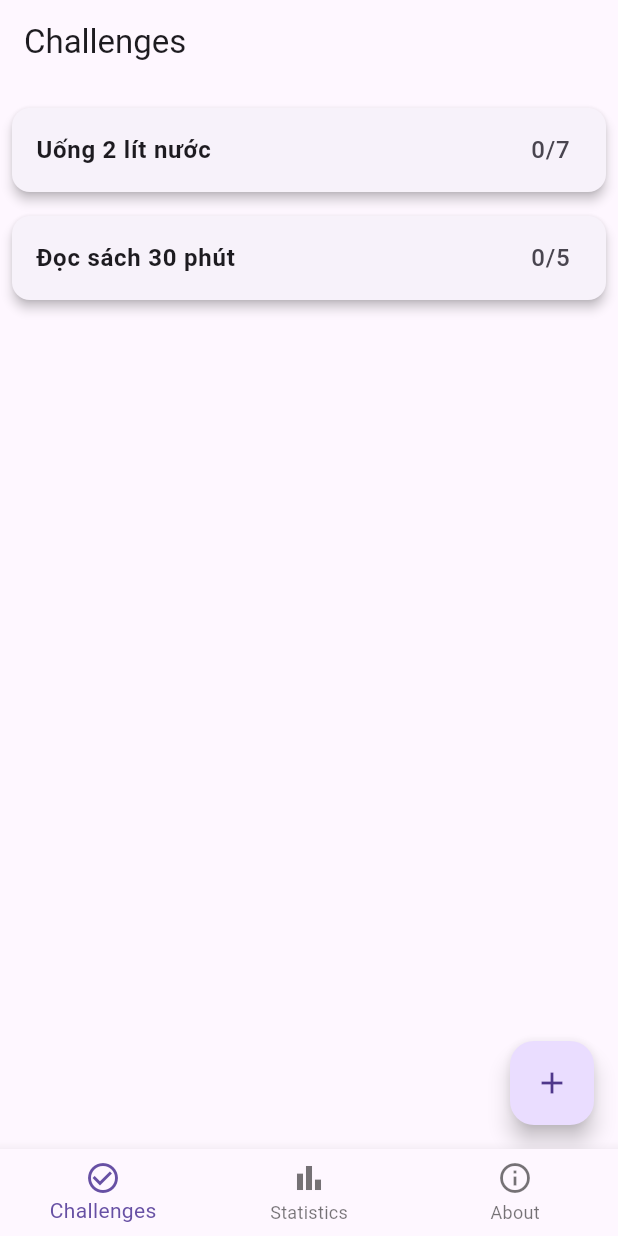
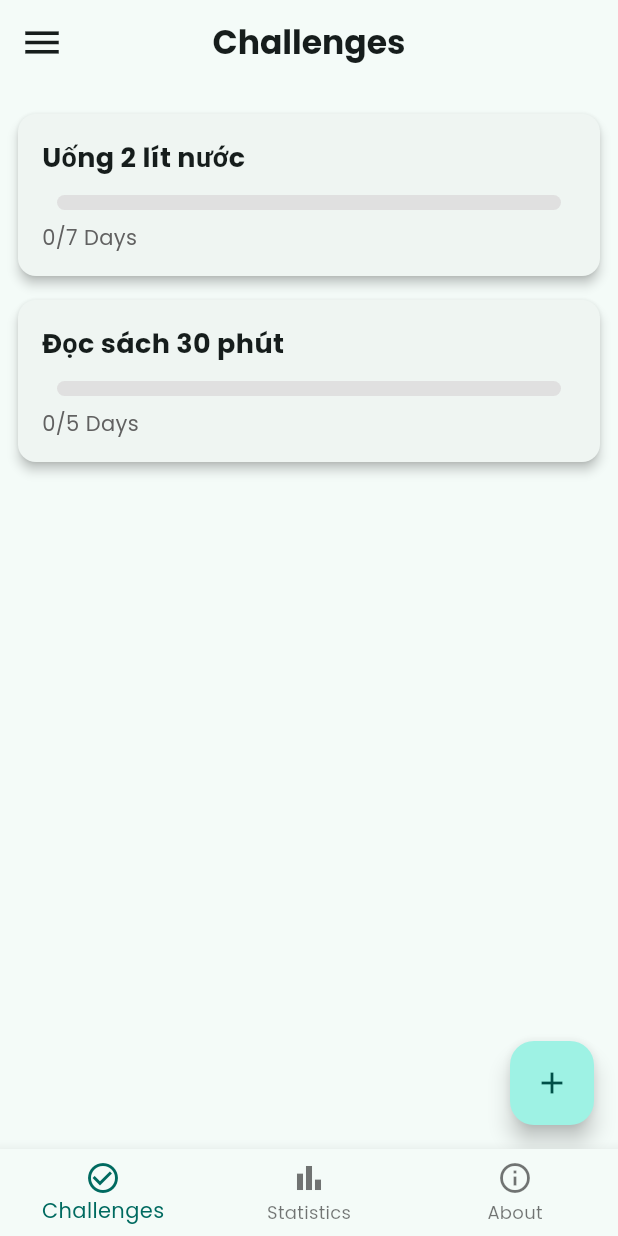
Before and after one commit to truong180805/2025_LTTBDD_N05_Nhom_8, a Flutter app: the screen it shows after launch, after a tap on "Get Started", on a phone screen of 412 x 824 dp. Run offline on Flutter 3.47's test engine with Material 3 defaults, Android fonts, the light colour scheme and no system bars; drawn by our look-alikes of percent_indicator; our stand-ins replace confetti, google_fonts.

Commit message:
cai thien giao dien va them thanh menu ben trai

```diff
--- a/mini_habit_challenge/lib/main.dart
+++ b/mini_habit_challenge/lib/main.dart
@@ -2,6 +2,7 @@ import 'package:flutter/material.dart';
 import 'package:mini_habit_challenge/l10n/app_localizations.dart';
 import 'package:flutter_localizations/flutter_localizations.dart';
 import 'package:provider/provider.dart';
+import 'package:google_fonts/google_fonts.dart';
 
 import 'screens/welcome_screen.dart';
 import 'providers/habit_provider.dart';
@@ -37,7 +38,12 @@ class MyApp extends StatelessWidget {
       debugShowCheckedModeBanner: false,
 
       theme: ThemeData(
-        primarySwatch: Colors.blue,
+        useMaterial3: true,
+        colorScheme: ColorScheme.fromSeed(
+          seedColor: Colors.teal,
+          brightness: Brightness.light,
+          ),
+        fontFamily: GoogleFonts.poppins().fontFamily,
         visualDensity: VisualDensity.adaptivePlatformDensity,
         elevatedButtonTheme: ElevatedButtonThemeData(
           style: ElevatedButton.styleFrom(
--- a/mini_habit_challenge/lib/screens/challenge_list_screen.dart
+++ b/mini_habit_challenge/lib/screens/challenge_list_screen.dart
@@ -1,5 +1,5 @@
 import 'package:flutter/material.dart';
-
+import 'package:percent_indicator/percent_indicator.dart';
 import 'habit_detail_screen.dart';
 import 'package:provider/provider.dart';
 import 'package:mini_habit_challenge/l10n/app_localizations.dart';
@@ -11,7 +11,7 @@ class ChallengeListScreen extends StatelessWidget {
   @override
   Widget build(BuildContext context) {
     final l10n = AppLocalizations.of(context)!;
-
+    final theme = Theme.of(context);
     final habitProvider = Provider.of<HabitProvider>(context, listen: false);
 
     //dung consumer de 'lang nghe' thay doi
@@ -20,26 +20,92 @@ class ChallengeListScreen extends StatelessWidget {
         final habits = consumerProvider.habits; //lay danh sach thoi quen
 
         return Scaffold(
-          appBar: AppBar(title: Text(l10n.tabChallenges)),
+          drawer: Drawer(
+            child: ListView(
+              padding: EdgeInsets.zero,
+              children: <Widget>[
+                DrawerHeader(
+                  decoration: BoxDecoration(
+                    color: theme.colorScheme.primaryContainer, // Dùng màu M3
+                  ),
+                  child: Text(
+                    l10n.appName,
+                    style: TextStyle(
+                      fontSize: 24,
+                      color: theme.colorScheme.onPrimaryContainer,
+                    ),
+                  ),
+                ),
+
+                ListTile(
+                  leading: Icon(Icons.settings),
+                  title: Text('Cài đặt'),
+                  onTap: () {
+                    Navigator.pop(context);
+                  },
+                ),
+                ListTile(
+                  leading: Icon(Icons.person),
+                  title: Text('Thông tin nhóm'),
+                  onTap: () {
+                    Navigator.pop(context);
+                  },
+                ),
+              ],
+            ),
+          ),
+          appBar: AppBar(
+            leading: Builder(
+              builder: (context) {
+                return IconButton(
+                  icon: Icon(Icons.menu, size: 30),
+                  onPressed: () {
+                    Scaffold.of(context).openDrawer();
+                  },
+                  tooltip: MaterialLocalizations.of(
+                    context,
+                  ).openAppDrawerTooltip,
+                );
+              },
+            ),
+
+            title: Text(
+              l10n.tabChallenges,
+              style: TextStyle(fontWeight: FontWeight.bold, fontSize: 22),
+            ),
+
+            centerTitle: true,
+
+            elevation: 0,
+            automaticallyImplyLeading: false,
+          ),
           body: habits.isEmpty
-              ? Center(child: Text(l10n.noHabits))
+              ? Center(
+                  child: Padding(
+                    padding: const EdgeInsets.all(20.0),
+                    child: Text(
+                      l10n.noHabits,
+                      style: TextStyle(
+                        fontSize: 18,
+                        color: Colors.grey.shade600,
+                      ),
+                      textAlign: TextAlign.center,
+                    ),
+                  ),
+                )
               : ListView.builder(
-                  padding: EdgeInsets.all(8),
+                  padding: EdgeInsets.all(12.0),
                   itemCount: habits.length,
                   itemBuilder: (context, index) {
                     final habit = habits[index];
                     return Card(
                       elevation: 3,
                       margin: EdgeInsets.symmetric(vertical: 8),
-                      child: ListTile(
-                        title: Text(
-                          habit.name,
-                          style: TextStyle(fontWeight: FontWeight.bold),
-                        ),
-                        trailing: Text(
-                          "${habit.daysCompleted}/${habit.totalDays}",
-                          style: TextStyle(fontSize: 16),
-                        ),
+                      shape: RoundedRectangleBorder(
+                        borderRadius: BorderRadius.circular(12.0),
+                      ),
+                      child: InkWell(
+                        borderRadius: BorderRadius.circular(12.0),
                         onTap: () {
                           Navigator.push(
                             context,
@@ -49,6 +115,42 @@ class ChallengeListScreen extends StatelessWidget {
                             ),
                           );
                         },
+                        child: Padding(
+                          padding: const EdgeInsets.all(16.0),
+                          child: Column(
+                            crossAxisAlignment: CrossAxisAlignment.start,
+                            children: [
+                              Text(
+                                habit.name,
+                                style: TextStyle(
+                                  fontSize: 18.0,
+                                  fontWeight: FontWeight.bold,
+                                ),
+                                maxLines: 1,
+                                overflow: TextOverflow.ellipsis,
+                              ),
+                              SizedBox(height: 12.0),
+
+                              LinearPercentIndicator(
+                                percent: habit.progress,
+                                lineHeight: 10.0,
+                                backgroundColor: Colors.grey.shade300,
+                                progressColor: Theme.of(context).primaryColor,
+                                barRadius: Radius.circular(5.0),
+                                animation: true,
+                              ),
+                              SizedBox(height: 8.0),
+
+                              Text(
+                                "${habit.daysCompleted}/${habit.totalDays} ${l10n.day}s",
+                                style: TextStyle(
+                                  fontSize: 14.0,
+                                  color: Colors.grey.shade700,
+                                ),
+                              ),
+                            ],
+                          ),
+                        ),
                       ),
                     );
                   },
--- a/mini_habit_challenge/pubspec.yaml
+++ b/mini_habit_challenge/pubspec.yaml
@@ -35,7 +35,7 @@ dependencies:
   confetti: ^0.7.0
   uuid: ^4.4.0
   intl: ^0.20.0
-
+  google_fonts: ^6.2.1
   flutter_localizations:
     sdk: flutter
   # The following adds the Cupertino Icons font to your application.
```
Also changed, not shown: mini_habit_challenge/pubspec.lock, 1 other file.
